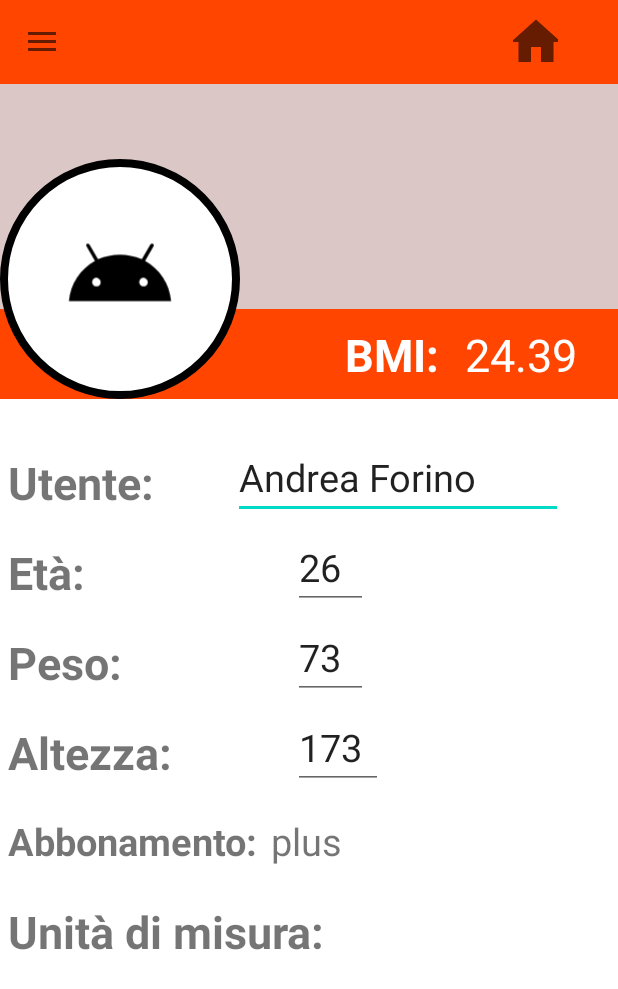
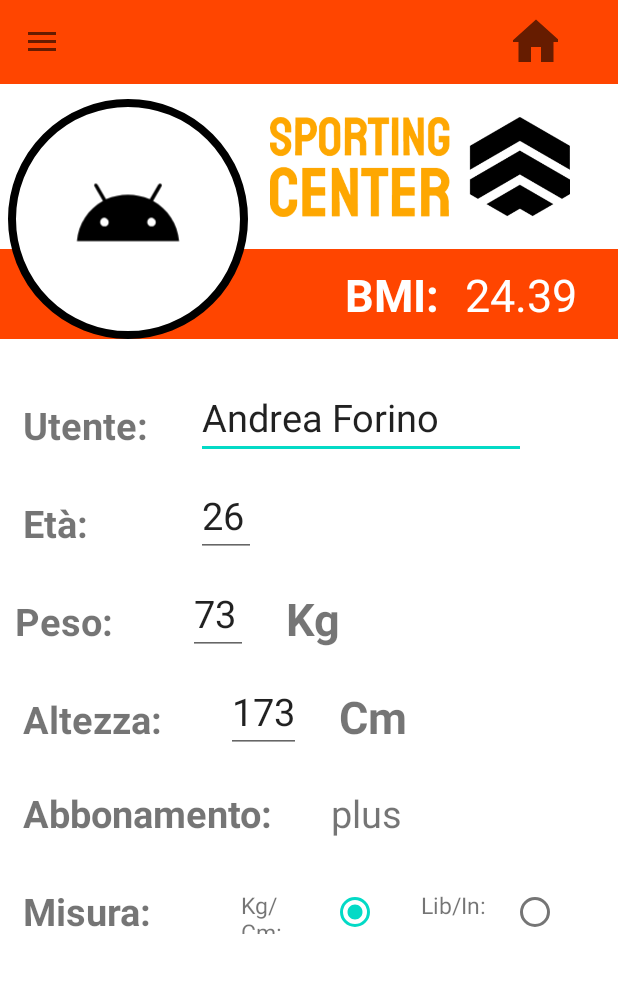
Before and after one commit to santealtamura97/SportinCenterApp, an Android app: the screen it shows after launch (MainActivity), after a tap on "Profilo", on a phone screen of 412 x 824 dp. Shown: the top 989 px of the screen. Run offline under Robolectric (Android 15) with nearby library versions, the phone set to English and light mode, and no system bars; 2 other taps on this screen came first.

Commit message:
user page terminate

```diff
--- /dev/null
+++ b/app/src/main/java/com/example/sportincenterapp/Communicator.kt
@@ -0,0 +1,11 @@
+package com.example.sportincenterapp
+
+import android.widget.EditText
+
+/*
+Interface for communication between fragment
+ */
+interface Communicator {
+    fun user_name_update (editTextInput: String) //Communication between fragment user and activity
+    fun pass_data (editTextInput: String) //Communication between two fragment
+}
--- a/app/src/main/java/com/example/sportincenterapp/MainActivity.kt
+++ b/app/src/main/java/com/example/sportincenterapp/MainActivity.kt
@@ -4,29 +4,44 @@ package com.example.sportincenterapp
 
 import android.content.Intent
 import android.os.Bundle
+import android.view.LayoutInflater
 import android.view.MenuItem
+import android.view.SurfaceControl
+import android.view.View
 import android.widget.ImageButton
+import android.widget.TextView
 import androidx.appcompat.app.ActionBarDrawerToggle
 import androidx.appcompat.app.AppCompatActivity
 import androidx.appcompat.widget.Toolbar
 import androidx.core.view.GravityCompat
 import androidx.drawerlayout.widget.DrawerLayout
+import androidx.fragment.app.Fragment
 import com.google.android.material.navigation.NavigationView
 
 
-class MainActivity : AppCompatActivity(), NavigationView.OnNavigationItemSelectedListener {
+class MainActivity : AppCompatActivity(), NavigationView.OnNavigationItemSelectedListener, Communicator {
+
     private lateinit var drawerLayout: DrawerLayout
+    private var default_name: String? = "Andrea Forino"
 
     override fun onCreate(savedInstanceState: Bundle?) {
         super.onCreate(savedInstanceState)
+
+        //Main navigation settings
         setContentView(R.layout.activity_main)
         drawerLayout = findViewById(R.id.nav_view)
         val navigationView = findViewById<NavigationView>(R.id.navigation_view)
+        val header = navigationView.getHeaderView(0)
+        var user_name = header.findViewById<TextView>(R.id.nome_utente_nav_header)
+        user_name.text = default_name
+
         navigationView.setNavigationItemSelectedListener(this)
-        supportFragmentManager.beginTransaction()
-            .replace(R.id.Fragment_container, HomeFragment())
+
+        supportFragmentManager.beginTransaction().replace(R.id.Fragment_container, HomeFragment())
         val toolbar: Toolbar = findViewById(R.id.toolbar)
         val toggle = ActionBarDrawerToggle(this, drawerLayout, toolbar, R.string.navigation_draw_open, R.string.navigation_draw_close)
+
+        //Home button settings
         val homeButton : ImageButton = findViewById(R.id.home_button)
         homeButton.setOnClickListener {supportFragmentManager.beginTransaction()
             .replace(R.id.Fragment_container, HomeFragment()).commit()}
@@ -63,4 +78,16 @@ class MainActivity : AppCompatActivity(), NavigationView.OnNavigationItemSelecte
         return true
     }
 
+    override fun user_name_update(editTextInput: String) {
+
+        val navigationView = findViewById<NavigationView>(R.id.navigation_view)
+        val header : View = navigationView.getHeaderView(0)
+        val user_name = header.findViewById<TextView>(R.id.nome_utente_nav_header)
+        user_name.text = editTextInput
+    }
+
+    override fun pass_data(editTextInput: String) {
+
+    }
+
 }
--- a/app/src/main/java/com/example/sportincenterapp/UserPage.kt
+++ b/app/src/main/java/com/example/sportincenterapp/UserPage.kt
@@ -2,35 +2,51 @@ package com.example.sportincenterapp
 
 import android.os.Bundle
 import android.text.Editable
-import androidx.fragment.app.Fragment
+import android.text.TextWatcher
 import android.view.LayoutInflater
 import android.view.View
 import android.view.ViewGroup
 import android.widget.EditText
+import android.widget.RadioButton
+import android.widget.RadioGroup
 import android.widget.TextView
-import android.text.TextWatcher
-import androidx.core.widget.doOnTextChanged
-import org.w3c.dom.Text
+import androidx.fragment.app.Fragment
+import com.google.android.material.navigation.NavigationView
+
 
 class UserPage : Fragment() {
-    // Default values //
+    // Communicator instance
+    private lateinit var communicator: Communicator
+
+    // Default values for the user page //
     val default_user = "Andrea Forino"
     val default_age = "26"
     val default_weight = "73"
     val default_tall = "173"
-    val default_subscription= "plus"
+    val default_subscription = "plus"
 
-    override fun onCreateView(inflater: LayoutInflater, container: ViewGroup?,
-                              savedInstanceState: Bundle?): View? {
-        // Inflate the layout for this fragment
+    override fun onCreateView(inflater: LayoutInflater, container: ViewGroup?, savedInstanceState: Bundle?): View? {
+        //Exctract the frangment
         val v = inflater.inflate(R.layout.fragment_user_page, container, false)
+        //Extract all the component that will be used
         val user = v.findViewById<EditText>(R.id.user_text)
         val age = v.findViewById<EditText>(R.id.age_text)
         val weight = v.findViewById<EditText>(R.id.weight_text)
         val tall = v.findViewById<EditText>(R.id.tall_text)
         val sub =  v.findViewById<TextView>(R.id.subscription_text)
         val bmi = v.findViewById<TextView>(R.id.bmi_text)
+        val um_radioGroup = v.findViewById<RadioGroup>(R.id.radioGroup)
+        val radioButton_1 = v.findViewById<RadioButton>(R.id.radioButton_1)
+        val radioButton_2 = v.findViewById<RadioButton>(R.id.radioButton_2)
+        val weight_um = v.findViewById<TextView>(R.id.weight_um)
+        val tall_um = v.findViewById<TextView>(R.id.tall_um)
 
+        //Communicator passData example (not already used)
+        communicator = activity as Communicator
+        communicator.user_name_update(default_user)
+
+
+        /* ASSIGN DEFAULT VALUE */
         user.setText(default_user)
         age.setText(default_age)
         weight.setText(default_weight)
@@ -38,6 +54,25 @@ class UserPage : Fragment() {
         sub.text = default_subscription
         bmi.text = calculateBMI(weight.text.toString(), tall.text.toString())
 
+        if (radioButton_1.isChecked) {
+            weight_um.text = "Kg"
+            tall_um.text = "Cm"
+        } else {
+            weight_um.text = "Lib"
+            tall_um.text = "In"
+        }
+
+        /* LISTENERS */
+
+        //Listener for radioGroup
+        um_radioGroup.setOnCheckedChangeListener(RadioGroup.OnCheckedChangeListener { group, checkedId ->
+            when (checkedId) {
+                R.id.radioButton_1 ->  { weight_um.text = "Kg"; tall_um.text = "Cm" } //Case RadioButton 1
+                R.id.radioButton_2 -> { weight_um.text = "Lib"; tall_um.text = "In" } //Case RadioButton 2
+            }
+        })
+
+        //Listener for weight edit text
         weight.addTextChangedListener(object : TextWatcher {
 
             override fun afterTextChanged(s: Editable) {}
@@ -54,6 +89,7 @@ class UserPage : Fragment() {
             }
         })
 
+        //Listener for tall edit text
         tall.addTextChangedListener(object : TextWatcher {
 
             override fun afterTextChanged(s: Editable) {}
@@ -70,13 +106,31 @@ class UserPage : Fragment() {
             }
         })
 
+        //Listener for weight edit text
+        user.addTextChangedListener(object : TextWatcher {
+
+            override fun afterTextChanged(s: Editable) {
+                communicator.user_name_update(s.toString())
+            }
+
+            override fun beforeTextChanged(s: CharSequence, start: Int,
+                                           count: Int, after: Int) {
+            }
+
+            override fun onTextChanged(s: CharSequence, start: Int,
+                                       before: Int, count: Int) {
+            }
+        })
+
         return v
     }
 
+    /*
+    Function used for calculate the BMI
+     */
     fun calculateBMI(weight: String, tall: String): String {
         val bmi = ((weight.toDouble()) / ( (tall.toDouble()/100) * (tall.toDouble()/100))).toString()
         return bmi
     }
 
-
 }
--- a/app/src/main/res/layout/activity_main.xml
+++ b/app/src/main/res/layout/activity_main.xml
@@ -54,7 +54,7 @@
         android:layout_width="300dp"
         android:layout_height="match_parent"
         android:id="@+id/navigation_view"
-        app:headerLayout="@layout/nav_header"
+        app:headerLayout="@layout/fragment_nav_header"
         app:menu="@menu/menu"
         android:layout_gravity="start">
 
--- a/app/src/main/res/layout/nav_header.xml
+++ b/app/src/main/res/layout/fragment_nav_header.xml
@@ -23,10 +23,11 @@
         </ImageView>
 
         <TextView
+            android:id="@+id/nome_utente_nav_header"
             android:layout_width="wrap_content"
             android:layout_height="wrap_content"
-            android:text="Nome utente"
             android:layout_marginLeft="15dp"
+            android:text=""
             android:textColor="@color/white"
             android:textSize="25dp">
         </TextView>
--- a/app/src/main/res/layout/fragment_user_page.xml
+++ b/app/src/main/res/layout/fragment_user_page.xml
@@ -8,14 +8,9 @@
 
     <LinearLayout
         android:layout_width="match_parent"
-        android:layout_height="match_parent"
+        android:layout_height="721dp"
+        android:layout_marginTop="110dp"
         android:orientation="vertical">
-
-        <ImageView
-            android:layout_width="match_parent"
-            android:layout_height="150dp"
-            android:src="@drawable/userpage_background">
-        </ImageView>
 
         <LinearLayout
             android:layout_width="match_parent"
@@ -27,21 +22,18 @@
                 android:layout_height="35dp"
                 android:layout_marginLeft="230dp"
                 android:layout_marginTop="10dp"
-                android:textStyle="bold"
+                android:text="@string/bmi"
+                android:textColor="@color/white"
                 android:textSize="30dp"
-                android:textColor="@color/white"
-                android:text="@string/bmi">
-            </TextView>
+                android:textStyle="bold"></TextView>
 
             <TextView
                 android:id="@+id/bmi_text"
                 android:layout_width="80dp"
                 android:layout_height="45dp"
                 android:layout_marginTop="10dp"
-                android:textSize="30dp"
                 android:textColor="@color/white"
-                android:text="24">
-            </TextView>
+                android:textSize="30dp"></TextView>
 
         </LinearLayout>
 
@@ -49,26 +41,24 @@
         <LinearLayout
             android:layout_width="match_parent"
             android:layout_height="50dp"
-            android:layout_marginTop="30dp"
-            android:layout_marginLeft="5dp">
+            android:layout_marginLeft="15dp"
+            android:layout_marginTop="30dp">
 
             <TextView
                 android:layout_width="100dp"
                 android:layout_height="50dp"
-                android:textStyle="bold"
                 android:gravity="center_vertical"
-                android:textSize="30dp"
-                android:text="@string/utente">
-            </TextView>
+                android:text="@string/utente"
+                android:textSize="25dp"
+                android:textStyle="bold"></TextView>
 
             <EditText
                 android:id="@+id/user_text"
                 android:layout_width="220dp"
                 android:layout_height="50dp"
-                android:layout_marginLeft="50dp"
+                android:layout_marginLeft="15dp"
                 android:gravity="center_vertical"
-                android:textSize="25dp">
-            </EditText>
+                android:textSize="25dp"></EditText>
 
         </LinearLayout>
 
@@ -76,26 +66,24 @@
         <LinearLayout
             android:layout_width="match_parent"
             android:layout_height="50dp"
-            android:layout_marginTop="10dp"
-            android:layout_marginLeft="5dp">
+            android:layout_marginLeft="15dp"
+            android:layout_marginTop="15dp">
 
             <TextView
                 android:layout_width="100dp"
                 android:layout_height="50dp"
-                android:textStyle="bold"
                 android:gravity="center_vertical"
-                android:textSize="30dp"
-                android:text="@string/eta">
-            </TextView>
+                android:text="@string/eta"
+                android:textSize="25dp"
+                android:textStyle="bold"></TextView>
 
             <EditText
                 android:id="@+id/age_text"
-                android:layout_width="50dp"
+                android:layout_width="40dp"
                 android:layout_height="50dp"
-                android:layout_marginLeft="90dp"
+                android:layout_marginLeft="15dp"
                 android:gravity="center_vertical"
-                android:textSize="25dp">
-            </EditText>
+                android:textSize="25dp"></EditText>
 
         </LinearLayout>
 
@@ -103,26 +91,34 @@
         <LinearLayout
             android:layout_width="match_parent"
             android:layout_height="50dp"
-            android:layout_marginTop="10dp"
-            android:layout_marginLeft="5dp">
+            android:layout_marginLeft="10dp"
+            android:layout_marginTop="15dp">
 
             <TextView
                 android:layout_width="100dp"
                 android:layout_height="50dp"
-                android:textStyle="bold"
                 android:gravity="center_vertical"
-                android:textSize="30dp"
-                android:text="@string/peso">
-            </TextView>
+                android:text="@string/peso"
+                android:textSize="25dp"
+                android:textStyle="bold"></TextView>
 
             <EditText
                 android:id="@+id/weight_text"
+                android:layout_width="40dp"
+                android:layout_height="50dp"
+                android:layout_marginLeft="15dp"
+                android:gravity="center_vertical"
+                android:textSize="25dp"></EditText>
+
+            <TextView
+                android:id="@+id/weight_um"
                 android:layout_width="50dp"
                 android:layout_height="50dp"
-                android:layout_marginLeft="90dp"
+                android:layout_marginLeft="25dp"
                 android:gravity="center_vertical"
-                android:textSize="25dp">
-            </EditText>
+                android:text="Kg"
+                android:textSize="30dp"
+                android:textStyle="bold"></TextView>
 
         </LinearLayout>
 
@@ -130,26 +126,34 @@
         <LinearLayout
             android:layout_width="match_parent"
             android:layout_height="50dp"
-            android:layout_marginTop="10dp"
-            android:layout_marginLeft="5dp">
+            android:layout_marginLeft="15dp"
+            android:layout_marginTop="15dp">
 
             <TextView
                 android:layout_width="120dp"
                 android:layout_height="50dp"
-                android:textStyle="bold"
                 android:gravity="center_vertical"
-                android:textSize="30dp"
-                android:text="@string/altezza">
-            </TextView>
+                android:text="@string/altezza"
+                android:textSize="25dp"
+                android:textStyle="bold"></TextView>
 
             <EditText
                 android:id="@+id/tall_text"
-                android:layout_width="60dp"
+                android:layout_width="50dp"
                 android:layout_height="50dp"
-                android:layout_marginLeft="70dp"
+                android:layout_marginLeft="15dp"
                 android:gravity="center_vertical"
-                android:textSize="25dp">
-            </EditText>
+                android:textSize="25dp"></EditText>
+
+            <TextView
+                android:id="@+id/tall_um"
+                android:layout_width="50dp"
+                android:layout_height="50dp"
+                android:layout_marginLeft="25dp"
+                android:gravity="center_vertical"
+                android:text="Cm"
+                android:textSize="30dp"
+                android:textStyle="bold"></TextView>
 
         </LinearLayout>
 
@@ -157,26 +161,24 @@
         <LinearLayout
             android:layout_width="match_parent"
             android:layout_height="50dp"
-            android:layout_marginTop="10dp"
-            android:layout_marginLeft="5dp">
+            android:layout_marginLeft="15dp"
+            android:layout_marginTop="15dp">
 
             <TextView
-                android:layout_width="170dp"
+                android:layout_width="190dp"
                 android:layout_height="50dp"
-                android:textStyle="bold"
                 android:gravity="center_vertical"
+                android:text="@string/abbonamento"
                 android:textSize="25dp"
-                android:text="@string/abbonamento">
-            </TextView>
+                android:textStyle="bold"></TextView>
 
             <TextView
                 android:id="@+id/subscription_text"
-                android:layout_width="190dp"
+                android:layout_width="180dp"
                 android:layout_height="50dp"
-                android:layout_marginLeft="5dp"
+                android:layout_marginLeft="15dp"
                 android:gravity="center_vertical"
-                android:textSize="25dp">
-            </TextView>
+                android:textSize="25dp"></TextView>
 
         </LinearLayout>
 
@@ -184,25 +186,54 @@
         <LinearLayout
             android:layout_width="match_parent"
             android:layout_height="50dp"
-            android:layout_marginTop="10dp"
-            android:layout_marginLeft="5dp">
+            android:layout_marginLeft="15dp"
+            android:layout_marginTop="15dp">
 
             <TextView
-                android:layout_width="230dp"
+                android:layout_width="120dp"
                 android:layout_height="50dp"
-                android:textStyle="bold"
                 android:gravity="center_vertical"
-                android:textSize="30dp"
-                android:text="@string/um">
-            </TextView>
+                android:text="@string/um"
+                android:textSize="25dp"
+                android:textStyle="bold"></TextView>
 
             <RadioGroup
-                android:id="@+id/um_text"
-                android:layout_width="50dp"
+                android:id="@+id/radioGroup"
+                android:layout_width="250dp"
                 android:layout_height="50dp"
-                android:layout_marginLeft="70dp"
-                android:gravity="center_vertical"
-                android:textSize="25dp">
+                android:layout_marginLeft="15dp"
+                android:orientation="horizontal">
+
+                <TextView
+                    android:layout_width="50dp"
+                    android:layout_height="30dp"
+                    android:layout_gravity="center_vertical"
+                    android:layout_marginLeft="10dp"
+                    android:text="@string/um_1"
+                    android:textSize="15dp"></TextView>
+
+                <RadioButton
+                    android:id="@+id/radioButton_1"
+                    android:layout_width="30dp"
+                    android:layout_height="30dp"
+                    android:layout_gravity="center_vertical"
+                    android:layout_marginLeft="10dp"
+                    android:checked="true"></RadioButton>
+
+                <TextView
+                    android:layout_width="50dp"
+                    android:layout_height="30dp"
+                    android:layout_gravity="center_vertical"
+                    android:layout_marginLeft="30dp"
+                    android:text="@string/um_2"
+                    android:textSize="15dp"></TextView>
+
+                <RadioButton
+                    android:id="@+id/radioButton_2"
+                    android:layout_width="30dp"
+                    android:layout_height="30dp"
+                    android:layout_gravity="center_vertical"
+                    android:layout_marginLeft="10dp"></RadioButton>
             </RadioGroup>
 
         </LinearLayout>
@@ -212,9 +243,19 @@
     <ImageView
         android:layout_width="160dp"
         android:layout_height="160dp"
-        android:layout_marginTop="50dp"
+        android:layout_marginTop="10dp"
+        android:layout_marginLeft="5dp"
         android:background="@drawable/profileimage_container"
         android:src="@drawable/ic_launcher_foreground">
     </ImageView>
 
+    <ImageView
+        android:id="@+id/logo"
+        android:layout_width="200dp"
+        android:layout_height="80dp"
+        android:layout_marginLeft="180dp"
+        android:layout_marginTop="15dp"
+        android:src="@drawable/logo_small"
+        />
+
 </FrameLayout>
--- a/app/src/main/res/values/strings.xml
+++ b/app/src/main/res/values/strings.xml
@@ -17,7 +17,9 @@
     <string name="altezza">Altezza:</string>
     <string name="bmi">BMI:</string>
     <string name="abbonamento">Abbonamento:</string>
-    <string name="um">Unità di misura:</string>
+    <string name="um">Misura:</string>
+    <string name="um_1">Kg/Cm:</string>
+    <string name="um_2">Lib/In:</string>
     <!-- TODO: Remove or change this placeholder text -->
     <string name="hello_blank_fragment">Hello blank fragment</string>
 
```
